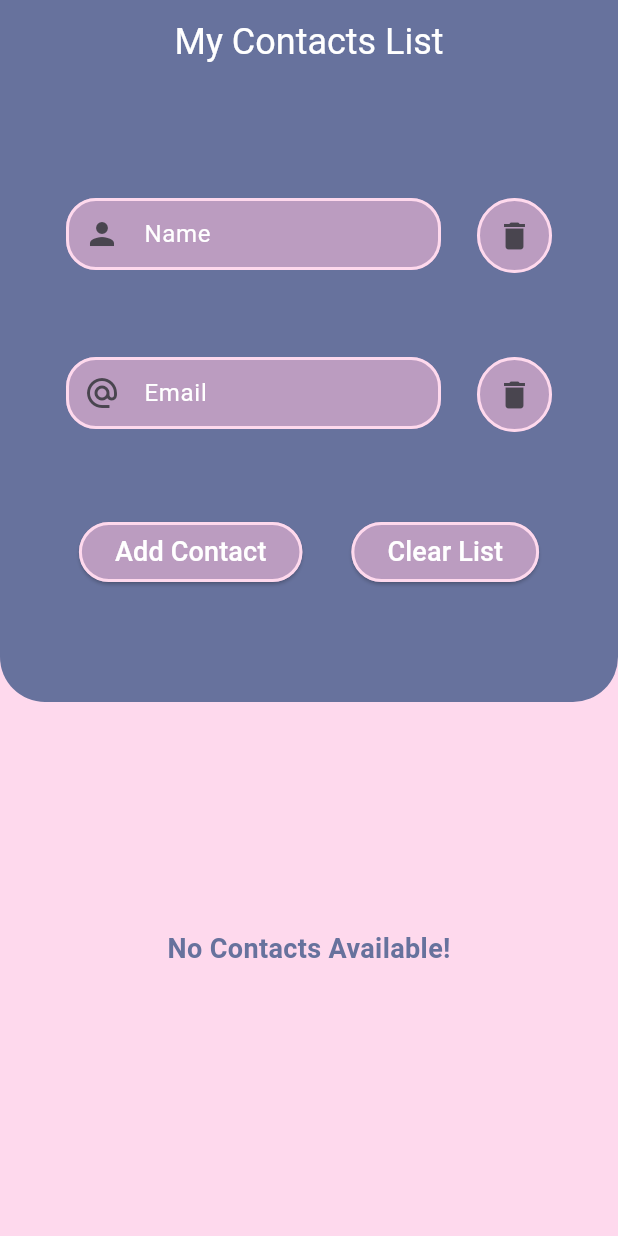
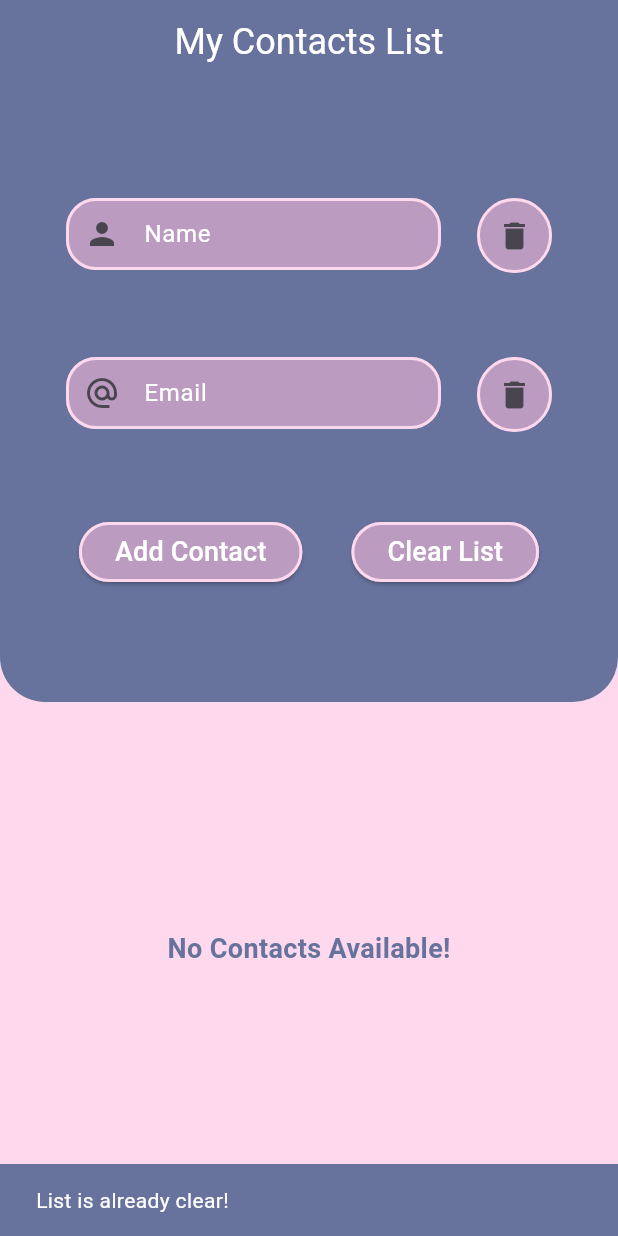
Before and after one commit to FlutterBootCamps/HW-8, a Flutter app: the screen it shows after launch, after a tap on "Clear List", on a phone screen of 412 x 824 dp. Run offline on Flutter 3.47's test engine with Material 3 defaults, Android fonts, the phone set to English and light mode, and no system bars; our stand-ins replace bloc, email_validator, flutter_bloc, get_it, get_storage.

Commit message:
feature: added list emptiness validation

```diff
--- a/lib/bloc/list_bloc.dart
+++ b/lib/bloc/list_bloc.dart
@@ -7,23 +7,27 @@ part 'list_event.dart';
 part 'list_state.dart';
 
 class ListBloc extends Bloc<ListEvent, ListState> {
-  ListBloc()
-      : super(ListInitial()) {
+  ListBloc() : super(ListInitial()) {
     on<ListEvent>((event, emit) {});
 
     on<AddEvent>((event, emit) {
       if (event.name.trim() == "" || event.email.trim() == "") {
-        emit(ErrorState(message: "Please enter valid input, empty fields not allowed!"));
+        emit(ErrorState(
+            message: "Please enter valid input, empty fields not allowed!"));
       } else if (!EmailValidator.validate(event.email)) {
         emit(ErrorState(message: "Email not valid, please change email."));
-
-      }else{
-      emit(AddState(contact: Contact(name: event.name, email: event.email)));
+      } else {
+        emit(AddState(contact: Contact(name: event.name, email: event.email)));
       }
     });
 
     on<ClearEvent>((event, emit) {
-      emit(ClearState());
+      if (event.list.isEmpty) {
+        emit(ErrorState(message: "List is already clear!"));
+      } else {
+        emit(ClearState());
+      }
+
     });
   }
 }
--- a/lib/bloc/list_event.dart
+++ b/lib/bloc/list_event.dart
@@ -10,5 +10,7 @@ final class AddEvent extends ListEvent{
 }
 
 final class ClearEvent extends ListEvent{
+  List<Contact> list;
 
+  ClearEvent({required this.list});
 }
--- a/lib/widgets/form_section.dart
+++ b/lib/widgets/form_section.dart
@@ -5,6 +5,7 @@ import 'package:my_contact_list/assets/colors.dart';
 import 'package:my_contact_list/bloc/list_bloc.dart';
 import 'package:my_contact_list/data%20layer/main_data_layer.dart';
 import 'package:my_contact_list/helpers/extensions/screen_helper.dart';
+import 'package:my_contact_list/helpers/extensions/snackbar_helper.dart';
 import 'package:my_contact_list/widgets/button_cute.dart';
 import 'package:my_contact_list/widgets/icon_button_cute.dart';
 import 'package:my_contact_list/widgets/text_field_cute.dart';
@@ -79,7 +80,8 @@ class FormSection extends StatelessWidget {
                 ButtonCute(
                     text: "Clear List",
                     onClick: () {
-                      context.read<ListBloc>().add(ClearEvent());
+                      GetIt.I.get<MainData>().isSnackbarShown = false;
+                      context.read<ListBloc>().add(ClearEvent(list: GetIt.I.get<MainData>().contacts));
                     }),
               ],
             )
--- a/lib/widgets/list_section.dart
+++ b/lib/widgets/list_section.dart
@@ -38,7 +38,12 @@ class ListSection extends StatelessWidget {
                       email: GetIt.I.get<MainData>().contacts[index].email);
                 }),
               );
-            } else if (state is ClearState) {
+            } else if (state is ClearState && !GetIt.I.get<MainData>().isSnackbarShown) {
+              WidgetsBinding.instance.addPostFrameCallback((_) {
+              context.showSnackBar(
+                  "List cleared!", context);
+                  GetIt.I.get<MainData>().isSnackbarShown = true;
+            });
               GetIt.I.get<MainData>().clearContactList();
               return const NoContactsMessage();
             } else if (state is ListInitial) {
```
